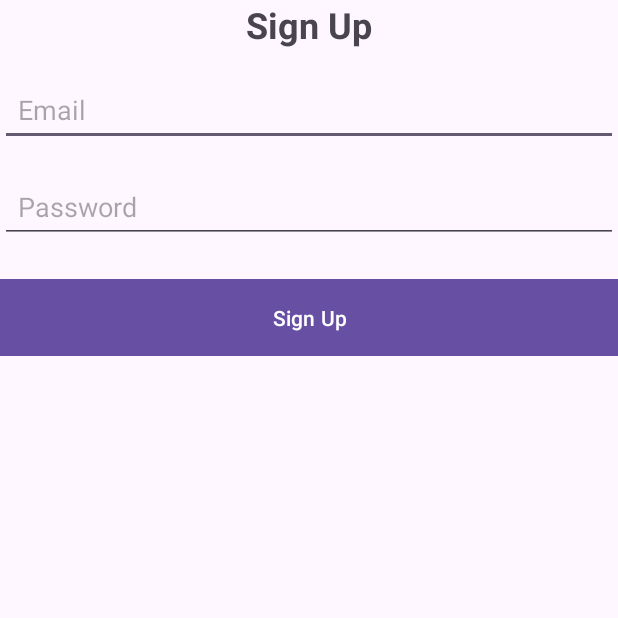
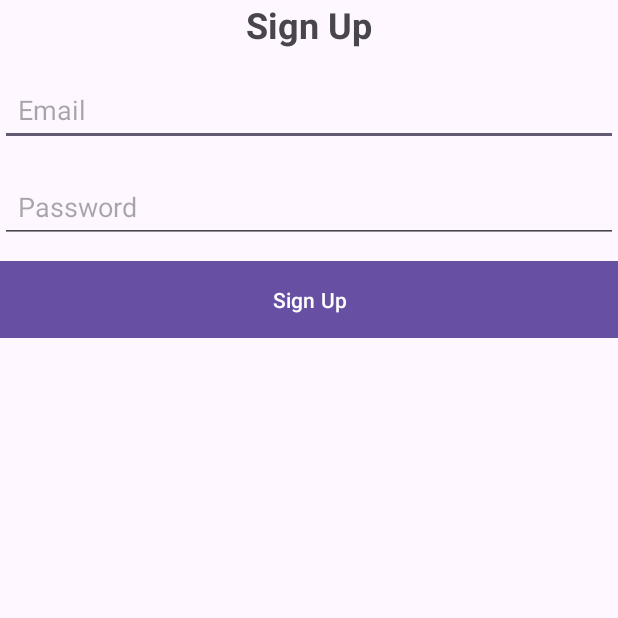
Before and after one commit to sdeshpande3/WanderSync-Travel-App, an Android app: the SignUpActivity screen opened directly, with no data from a screen before it, on a phone screen of 412 x 824 dp, the top half of it. Run offline under Robolectric (Android 15) with nearby library versions, the phone set to English and light mode, and no system bars; our stand-ins replace Firebase (no records; nobody signed in at launch, a user with empty details on screens opened directly), data binding.

Commit message:
fixed checkstyle and layout.

```diff
--- a/Project/Sprint0.5-main/app/src/main/res/layout/activity_sign_up_page.xml
+++ b/Project/Sprint0.5-main/app/src/main/res/layout/activity_sign_up_page.xml
@@ -43,26 +43,28 @@
             android:id="@+id/password_input"
             android:layout_width="0dp"
             android:layout_height="wrap_content"
+            android:layout_marginTop="16dp"
             android:hint="Password"
             android:inputType="textPassword"
-                android:layout_marginTop="16dp"
+            android:padding="12dp"
             app:layout_constraintEnd_toEndOf="parent"
+            app:layout_constraintHorizontal_bias="0.0"
             app:layout_constraintStart_toStartOf="parent"
-                app:layout_constraintTop_toBottomOf="@+id/email_input"
-                android:padding="12dp" />
+            app:layout_constraintTop_toBottomOf="@+id/email_input" />
 
         <Button
             android:id="@+id/signup_button"
             android:layout_width="0dp"
             android:layout_height="wrap_content"
+            android:layout_marginTop="12dp"
+            android:background="#800080"
+            android:padding="12dp"
             android:text="Sign Up"
-                android:layout_marginTop="24dp"
+            android:textColor="@android:color/white"
             app:layout_constraintEnd_toEndOf="parent"
+            app:layout_constraintHorizontal_bias="0.0"
             app:layout_constraintStart_toStartOf="parent"
-                app:layout_constraintTop_toBottomOf="@+id/password_input"
-                android:background="#800080"
-                android:textColor="@android:color/white"
-                android:padding="12dp" />
+            app:layout_constraintTop_toBottomOf="@+id/password_input" />
 
     </androidx.constraintlayout.widget.ConstraintLayout>
 </layout>
--- a/Project/Sprint0.5-main/app/src/main/res/layout/fragment_destination.xml
+++ b/Project/Sprint0.5-main/app/src/main/res/layout/fragment_destination.xml
@@ -49,12 +49,12 @@
             android:paddingBottom="10dp" />
 
     <TextView
-            android:layout_width="match_parent"
-            android:layout_height="wrap_content"
-            android:textSize="24sp"
-            android:text="Travel Logs:"
-            android:paddingTop="15dp"
-            android:paddingBottom="10dp" />
+        android:layout_width="match_parent"
+        android:layout_height="wrap_content"
+        android:paddingTop="15dp"
+        android:paddingBottom="10dp"
+        android:text="Travel Logs:"
+        android:textSize="24sp" />
 
     <LinearLayout
             android:id="@+id/layoutTravelLogs"
```
Lines whose indentation alone changed are shown as unchanged.
